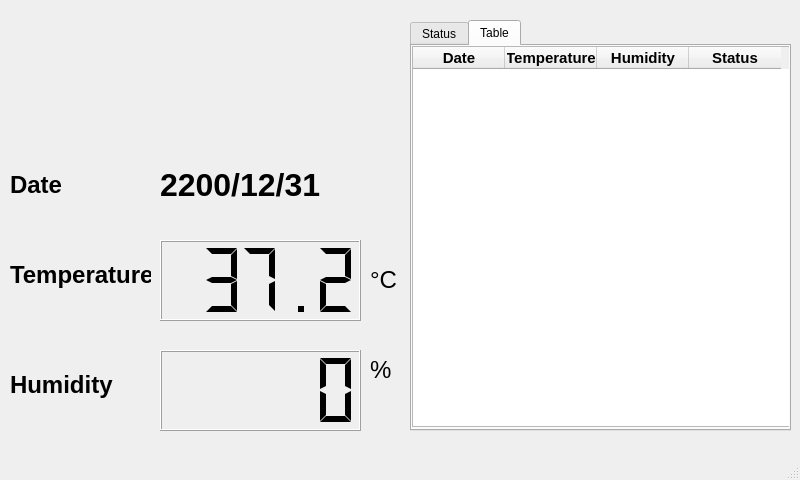
Qt form HTsensor_record.ui (TaroballzChen/RaspberryPi_HTsensor_display) before a commit.
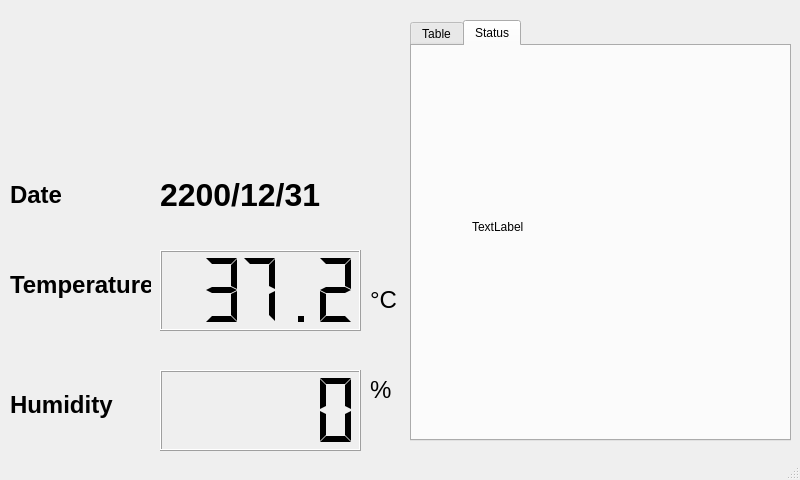
The same form after that commit.

The edit to the form file:
```diff
--- a/HTsensor_record.ui
+++ b/HTsensor_record.ui
@@ -24,7 +24,7 @@
     <property name="geometry">
      <rect>
       <x>10</x>
-      <y>250</y>
+      <y>260</y>
       <width>141</width>
       <height>51</height>
      </rect>
@@ -37,7 +37,7 @@
     <property name="geometry">
      <rect>
       <x>10</x>
-      <y>360</y>
+      <y>380</y>
       <width>141</width>
       <height>51</height>
      </rect>
@@ -50,7 +50,7 @@
     <property name="geometry">
      <rect>
       <x>160</x>
-      <y>240</y>
+      <y>250</y>
       <width>201</width>
       <height>81</height>
      </rect>
@@ -69,7 +69,7 @@
     <property name="geometry">
      <rect>
       <x>160</x>
-      <y>350</y>
+      <y>370</y>
       <width>201</width>
       <height>81</height>
      </rect>
@@ -82,7 +82,7 @@
     <property name="geometry">
      <rect>
       <x>370</x>
-      <y>250</y>
+      <y>270</y>
       <width>61</width>
       <height>61</height>
      </rect>
@@ -99,7 +99,7 @@
     <property name="geometry">
      <rect>
       <x>370</x>
-      <y>340</y>
+      <y>360</y>
       <width>61</width>
       <height>61</height>
      </rect>
@@ -112,7 +112,7 @@
     <property name="geometry">
      <rect>
       <x>10</x>
-      <y>160</y>
+      <y>170</y>
       <width>141</width>
       <height>51</height>
      </rect>
@@ -125,7 +125,7 @@
     <property name="geometry">
      <rect>
       <x>160</x>
-      <y>160</y>
+      <y>170</y>
       <width>201</width>
       <height>51</height>
      </rect>
@@ -147,7 +147,7 @@
       <x>410</x>
       <y>20</y>
       <width>381</width>
-      <height>411</height>
+      <height>421</height>
      </rect>
     </property>
     <property name="currentIndex">
@@ -158,24 +158,6 @@
     </property>
     <widget class="QWidget" name="tab">
      <attribute name="title">
-      <string>Status</string>
-     </attribute>
-     <widget class="QLabel" name="StatusLabel">
-      <property name="geometry">
-       <rect>
-        <x>90</x>
-        <y>70</y>
-        <width>231</width>
-        <height>241</height>
-       </rect>
-      </property>
-      <property name="text">
-       <string>TextLabel</string>
-      </property>
-     </widget>
-    </widget>
-    <widget class="QWidget" name="tab_2">
-     <attribute name="title">
       <string>Table</string>
      </attribute>
      <widget class="QTableWidget" name="tableWidget">
@@ -257,6 +239,24 @@
       </column>
      </widget>
     </widget>
+    <widget class="QWidget" name="tab_2">
+     <attribute name="title">
+      <string>Status</string>
+     </attribute>
+     <widget class="QLabel" name="StatusLabel">
+      <property name="geometry">
+       <rect>
+        <x>60</x>
+        <y>60</y>
+        <width>231</width>
+        <height>241</height>
+       </rect>
+      </property>
+      <property name="text">
+       <string>TextLabel</string>
+      </property>
+     </widget>
+    </widget>
    </widget>
    <widget class="QLabel" name="Logo">
     <property name="geometry">
```
